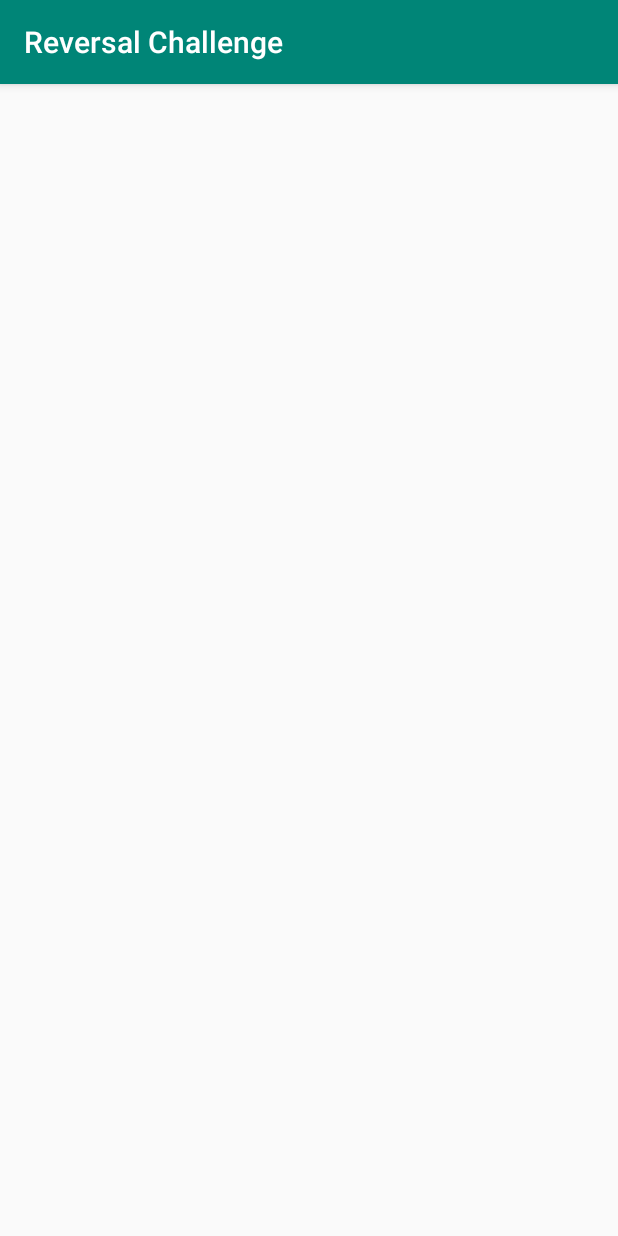
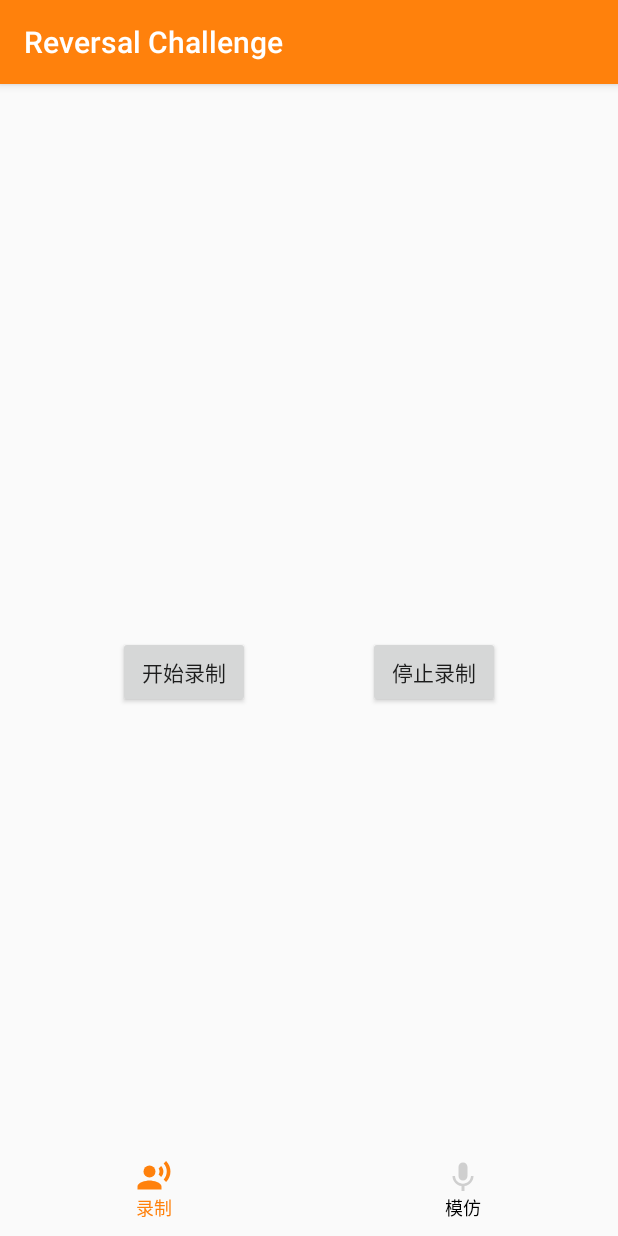
Before and after one commit to rianlu/ReversalChallenge, an Android app: the screen it shows after launch (MainActivity), on a phone screen of 412 x 824 dp. Run offline under Robolectric (Android 15) with nearby library versions, the phone set to English and light mode, and no system bars; our stand-ins replace data binding; libraries missing offline, so code that uses them is left out: io.microshow.rxffmpeg.

Commit message:
更换底部导航栏的方式，添加ViewPager

```diff
--- a/app/build.gradle
+++ b/app/build.gradle
@@ -19,6 +19,7 @@ android {
             abiFilters "armeabi-v7a", "arm64-v8a"
         }
     }
+
     buildTypes {
         release {
             minifyEnabled false
@@ -31,6 +32,9 @@ dependencies {
     implementation fileTree(dir: 'libs', include: ['*.jar'])
     implementation 'androidx.appcompat:appcompat:1.1.0'
     implementation 'androidx.constraintlayout:constraintlayout:1.1.3'
+    implementation 'androidx.legacy:legacy-support-v4:1.0.0'
+    implementation 'androidx.lifecycle:lifecycle-extensions:2.1.0'
+    implementation 'androidx.lifecycle:lifecycle-viewmodel-ktx:2.1.0'
     testImplementation 'junit:junit:4.12'
     androidTestImplementation 'androidx.test.ext:junit:1.1.1'
     androidTestImplementation 'androidx.test.espresso:espresso-core:3.2.0'
@@ -38,6 +42,8 @@ dependencies {
     implementation 'com.github.microshow:RxFFmpeg:2.1.0'
     implementation "androidx.core:core-ktx:+"
     implementation "org.jetbrains.kotlin:kotlin-stdlib-jdk7:$kotlin_version"
+    implementation 'androidx.navigation:navigation-fragment-ktx:2.1.0'
+    implementation 'androidx.navigation:navigation-ui-ktx:2.1.0'
 }
 repositories {
     mavenCentral()
--- a/app/src/main/java/com/wzl/reversalchallenge/MainActivity.kt
+++ b/app/src/main/java/com/wzl/reversalchallenge/MainActivity.kt
@@ -3,59 +3,33 @@ package com.wzl.reversalchallenge;
 import android.Manifest
 import android.content.pm.PackageManager
 import android.os.Bundle
-import android.view.View
+import android.util.Log
+import android.widget.RadioButton
+import android.widget.RadioGroup
 import android.widget.Toast
 import androidx.appcompat.app.AppCompatActivity
 import androidx.core.app.ActivityCompat
 import androidx.core.content.ContextCompat
-import androidx.databinding.DataBindingUtil
-import com.wzl.reversalchallenge.databinding.ActivityMainBinding
+import androidx.fragment.app.Fragment
+import androidx.viewpager.widget.ViewPager
 
-public class MainActivity : AppCompatActivity(), View.OnClickListener {
+public class MainActivity : AppCompatActivity() {
 
-    private var binding: ActivityMainBinding? = null
     private var mediaUtil: MediaUtil? = null
     private val permissions: Array<String> = arrayOf(Manifest.permission.RECORD_AUDIO)
     private val REQUEST_RECORD_AUDIO_PERMISSION  = 1
+    private var adapter: MyFragmentPagerAdapter? = null
+    private var mList: MutableList<Fragment>? = null
+    private var viewPager: ViewPager? = null
+    private var radioGroup: RadioGroup? = null
 
     protected override fun onCreate(savedInstanceState: Bundle?) {
         super.onCreate(savedInstanceState)
-        //setContentView(R.layout.activity_main);
+        setContentView(R.layout.activity_main);
+
+        initView()
 
         checkPermissions()
-
-        binding = DataBindingUtil.setContentView(this, R.layout.activity_main)
-        mediaUtil = MediaUtil(this)
-        initView()
-    }
-
-    public override fun onClick(v: View) {
-
-        when (v.id) {
-            R.id.start_record -> {
-                Toast.makeText(this, "点击 start_record", Toast.LENGTH_SHORT).show()
-                    mediaUtil!!.startRecord()
-            }
-            R.id.stop_record -> {
-                Toast.makeText(this, "点击 stop_record", Toast.LENGTH_SHORT).show()
-                    mediaUtil!!.stopRecord()
-            }
-            R.id.start_play -> {
-                Toast.makeText(this, "点击 start_play", Toast.LENGTH_SHORT).show()
-                    mediaUtil!!.startPlay()
-            }
-            R.id.stop_play -> {
-                Toast.makeText(this, "点击 stop_play", Toast.LENGTH_SHORT).show()
-                    mediaUtil!!.stopPlay()
-            }
-        }
-    }
-
-    private fun initView() {
-        binding!!.startRecord.setOnClickListener(this)
-        binding!!.stopRecord.setOnClickListener(this)
-        binding!!.startPlay.setOnClickListener(this)
-        binding!!.stopPlay.setOnClickListener(this)
     }
 
     protected override fun onStop() {
@@ -79,4 +53,49 @@ public class MainActivity : AppCompatActivity(), View.OnClickListener {
             ActivityCompat.requestPermissions(this, permissions, REQUEST_RECORD_AUDIO_PERMISSION);
         }
     }
+
+    fun initView() {
+
+        mediaUtil = MediaUtil(this)
+
+        viewPager = findViewById(R.id.viewPager)
+        radioGroup = findViewById(R.id.radioGroup)
+
+        mList = mutableListOf(RecordFragment.newInstance(), RepeatFragment.newInstance())
+        adapter = MyFragmentPagerAdapter(supportFragmentManager, mList!!)
+        viewPager!!.adapter = adapter
+        viewPager!!.addOnPageChangeListener(mPageChangeListener)
+        radioGroup!!.setOnCheckedChangeListener(mCheckedChangeListener)
+    }
+
+    override fun onDestroy() {
+        super.onDestroy()
+        viewPager!!.removeOnPageChangeListener(mPageChangeListener)
+    }
+
+    private val mPageChangeListener: ViewPager.OnPageChangeListener = object : ViewPager.OnPageChangeListener {
+
+        override fun onPageScrollStateChanged(state: Int) {
+        }
+
+        override fun onPageScrolled(position: Int, positionOffset: Float, positionOffsetPixels: Int) {
+        }
+
+        override fun onPageSelected(position: Int) {
+            val radioButton: RadioButton = radioGroup!!.getChildAt(position) as RadioButton
+            radioButton.isChecked = true
+        }
+    }
+
+    private val mCheckedChangeListener: RadioGroup.OnCheckedChangeListener = object : RadioGroup.OnCheckedChangeListener {
+
+        override fun onCheckedChanged(group: RadioGroup?, checkedId: Int) {
+            for (i in 0 until group!!.childCount) {
+                if (group.getChildAt(i).id == checkedId) {
+                    viewPager!!.currentItem = i
+                    return
+                }
+            }
+        }
+    }
 }
--- a/app/src/main/java/com/wzl/reversalchallenge/MediaUtil.kt
+++ b/app/src/main/java/com/wzl/reversalchallenge/MediaUtil.kt
@@ -59,6 +59,10 @@ public class MediaUtil(mContext: Context) {
         reverseAudio(fileName, newFileName)
     }
 
+    fun isPlaying() {
+        recorder
+    }
+
     // 开始播放音频
     fun startPlay() {
 
--- /dev/null
+++ b/app/src/main/java/com/wzl/reversalchallenge/MyFragmentPagerAdapter.kt
@@ -0,0 +1,20 @@
+package com.wzl.reversalchallenge
+
+import androidx.fragment.app.Fragment
+import androidx.fragment.app.FragmentManager
+import androidx.fragment.app.FragmentPagerAdapter
+
+class MyFragmentPagerAdapter(fm: FragmentManager, list: MutableList<Fragment>) : FragmentPagerAdapter(fm, FragmentPagerAdapter.BEHAVIOR_RESUME_ONLY_CURRENT_FRAGMENT) {
+
+    private var mList: List<Fragment> = list
+
+    override fun getItem(position: Int): Fragment {
+        return mList[position]
+    }
+
+    override fun getCount(): Int {
+        return mList.size
+    }
+
+
+}
--- /dev/null
+++ b/app/src/main/java/com/wzl/reversalchallenge/RecordFragment.kt
@@ -0,0 +1,65 @@
+package com.wzl.reversalchallenge
+
+
+import android.os.Bundle
+import androidx.fragment.app.Fragment
+import android.view.LayoutInflater
+import android.view.View
+import android.view.ViewGroup
+import android.widget.Toast
+import androidx.databinding.DataBindingUtil
+import com.wzl.reversalchallenge.databinding.FragmentRecordBinding
+
+/**
+ * A simple [Fragment] subclass.
+ */
+class RecordFragment : Fragment(), View.OnClickListener {
+
+    private var binding: FragmentRecordBinding? = null
+    private var mediaUtil: MediaUtil? = null
+
+    companion object {
+        private var fragment: RecordFragment? = null
+        fun newInstance(): RecordFragment {
+            if (fragment == null) {
+                fragment = RecordFragment()
+            }
+            return fragment as RecordFragment
+        }
+    }
+
+
+    override fun onCreateView(inflater: LayoutInflater, container: ViewGroup?,
+                              savedInstanceState: Bundle?): View? {
+        // Inflate the layout for this fragment
+        //return inflater.inflate(R.layout.fragment_record, container, false)
+
+        binding = DataBindingUtil.inflate(inflater, R.layout.fragment_record, container, false)
+        return binding!!.root
+    }
+
+    override fun onActivityCreated(savedInstanceState: Bundle?) {
+        super.onActivityCreated(savedInstanceState)
+        mediaUtil = MediaUtil(requireActivity())
+        initView()
+    }
+
+    override fun onClick(v: View?) {
+
+        when (v!!.id) {
+            R.id.start_record -> {
+                Toast.makeText(requireActivity(), "点击 start_record", Toast.LENGTH_SHORT).show()
+                mediaUtil!!.startRecord()
+            }
+            R.id.stop_record -> {
+                Toast.makeText(requireActivity(), "点击 stop_record", Toast.LENGTH_SHORT).show()
+                mediaUtil!!.stopRecord()
+            }
+        }
+    }
+
+    fun initView() {
+        binding!!.startRecord.setOnClickListener(this)
+        binding!!.stopRecord.setOnClickListener(this)
+    }
+}
--- /dev/null
+++ b/app/src/main/java/com/wzl/reversalchallenge/RepeatFragment.kt
@@ -0,0 +1,63 @@
+package com.wzl.reversalchallenge
+
+
+import android.os.Bundle
+import androidx.fragment.app.Fragment
+import android.view.LayoutInflater
+import android.view.View
+import android.view.ViewGroup
+import android.widget.Toast
+import androidx.databinding.DataBindingUtil
+import com.wzl.reversalchallenge.databinding.FragmentRepeatBinding
+
+/**
+ * A simple [Fragment] subclass.
+ */
+class RepeatFragment : Fragment(), View.OnClickListener {
+
+    private var mediaUtil: MediaUtil? = null
+    private var binding: FragmentRepeatBinding? = null
+
+    companion object {
+        private var fragment: RepeatFragment? = null
+        fun newInstance() : RepeatFragment {
+            if (fragment == null) {
+                fragment = RepeatFragment()
+            }
+            return fragment as RepeatFragment
+        }
+    }
+
+    override fun onCreateView(inflater: LayoutInflater, container: ViewGroup?,
+                              savedInstanceState: Bundle?): View? {
+        // Inflate the layout for this fragment
+        binding = DataBindingUtil.inflate(inflater, R.layout.fragment_repeat, container, false)
+        return binding!!.root
+    }
+
+    override fun onActivityCreated(savedInstanceState: Bundle?) {
+        super.onActivityCreated(savedInstanceState)
+        mediaUtil = MediaUtil(requireActivity())
+        initView()
+    }
+
+    override fun onClick(v: View?) {
+
+        when (v!!.id) {
+            R.id.start_play -> {
+                Toast.makeText(requireActivity(), "点击 start_play", Toast.LENGTH_SHORT).show()
+                mediaUtil!!.startPlay()
+            }
+            R.id.stop_play -> {
+                Toast.makeText(requireActivity(), "点击 stop_play", Toast.LENGTH_SHORT).show()
+                mediaUtil!!.stopPlay()
+            }
+        }
+    }
+
+    fun initView() {
+        binding!!.startPlay.setOnClickListener(this)
+        binding!!.stopPlay.setOnClickListener(this)
+    }
+
+}
--- /dev/null
+++ b/app/src/main/res/drawable/bottom_nav_record.xml
@@ -0,0 +1,5 @@
+<vector android:height="24dp" android:tint="#CFCFCF"
+    android:viewportHeight="24.0" android:viewportWidth="24.0"
+    android:width="24dp" xmlns:android="http://schemas.android.com/apk/res/android">
+    <path android:fillColor="#FF000000" android:pathData="M12,15c1.66,0 2.99,-1.34 2.99,-3L15,6c0,-1.66 -1.34,-3 -3,-3S9,4.34 9,6v6c0,1.66 1.34,3 3,3zM17.3,12c0,3 -2.54,5.1 -5.3,5.1S6.7,15 6.7,12L5,12c0,3.42 2.72,6.23 6,6.72L11,22h2v-3.28c3.28,-0.48 6,-3.3 6,-6.72h-1.7z"/>
+</vector>
--- /dev/null
+++ b/app/src/main/res/drawable/bottom_nav_record_icon.xml
@@ -0,0 +1,5 @@
+<?xml version="1.0" encoding="utf-8"?>
+<selector xmlns:android="http://schemas.android.com/apk/res/android">
+    <item android:drawable="@drawable/bottom_nav_repeat" android:state_checked="false" />
+    <item android:drawable="@drawable/bottom_nav_repeat_pressed" android:state_checked="true" />
+</selector>
--- /dev/null
+++ b/app/src/main/res/drawable/bottom_nav_record_pressed.xml
@@ -0,0 +1,5 @@
+<vector android:height="24dp" android:tint="#FF810C"
+    android:viewportHeight="24.0" android:viewportWidth="24.0"
+    android:width="24dp" xmlns:android="http://schemas.android.com/apk/res/android">
+    <path android:fillColor="#FF000000" android:pathData="M12,15c1.66,0 2.99,-1.34 2.99,-3L15,6c0,-1.66 -1.34,-3 -3,-3S9,4.34 9,6v6c0,1.66 1.34,3 3,3zM17.3,12c0,3 -2.54,5.1 -5.3,5.1S6.7,15 6.7,12L5,12c0,3.42 2.72,6.23 6,6.72L11,22h2v-3.28c3.28,-0.48 6,-3.3 6,-6.72h-1.7z"/>
+</vector>
--- /dev/null
+++ b/app/src/main/res/drawable/bottom_nav_repeat.xml
@@ -0,0 +1,6 @@
+<vector android:height="24dp" android:tint="#CFCFCF"
+    android:viewportHeight="24.0" android:viewportWidth="24.0"
+    android:width="24dp" xmlns:android="http://schemas.android.com/apk/res/android">
+    <path android:fillColor="#FF000000" android:pathData="M9,9m-4,0a4,4 0,1 1,8 0a4,4 0,1 1,-8 0"/>
+    <path android:fillColor="#FF000000" android:pathData="M9,15c-2.67,0 -8,1.34 -8,4v2h16v-2c0,-2.66 -5.33,-4 -8,-4zM16.76,5.36l-1.68,1.69c0.84,1.18 0.84,2.71 0,3.89l1.68,1.69c2.02,-2.02 2.02,-5.07 0,-7.27zM20.07,2l-1.63,1.63c2.77,3.02 2.77,7.56 0,10.74L20.07,16c3.9,-3.89 3.91,-9.95 0,-14z"/>
+</vector>
--- /dev/null
+++ b/app/src/main/res/drawable/bottom_nav_repeat_icon.xml
@@ -0,0 +1,5 @@
+<?xml version="1.0" encoding="utf-8"?>
+<selector xmlns:android="http://schemas.android.com/apk/res/android">
+    <item android:drawable="@drawable/bottom_nav_record" android:state_checked="false" />
+    <item android:drawable="@drawable/bottom_nav_record_pressed" android:state_checked="true" />
+</selector>
--- /dev/null
+++ b/app/src/main/res/drawable/bottom_nav_repeat_pressed.xml
@@ -0,0 +1,6 @@
+<vector android:height="24dp" android:tint="#FF810C"
+    android:viewportHeight="24.0" android:viewportWidth="24.0"
+    android:width="24dp" xmlns:android="http://schemas.android.com/apk/res/android">
+    <path android:fillColor="#FF000000" android:pathData="M9,9m-4,0a4,4 0,1 1,8 0a4,4 0,1 1,-8 0"/>
+    <path android:fillColor="#FF000000" android:pathData="M9,15c-2.67,0 -8,1.34 -8,4v2h16v-2c0,-2.66 -5.33,-4 -8,-4zM16.76,5.36l-1.68,1.69c0.84,1.18 0.84,2.71 0,3.89l1.68,1.69c2.02,-2.02 2.02,-5.07 0,-7.27zM20.07,2l-1.63,1.63c2.77,3.02 2.77,7.56 0,10.74L20.07,16c3.9,-3.89 3.91,-9.95 0,-14z"/>
+</vector>
--- /dev/null
+++ b/app/src/main/res/drawable/bottom_nav_text.xml
@@ -0,0 +1,5 @@
+<?xml version="1.0" encoding="utf-8"?>
+<selector xmlns:android="http://schemas.android.com/apk/res/android">
+    <item android:color="#000000" android:state_checked="false" />
+    <item android:color="@color/colorPrimary" android:state_checked="true" />
+</selector>
--- a/app/src/main/res/layout/activity_main.xml
+++ b/app/src/main/res/layout/activity_main.xml
@@ -1,61 +1,50 @@
 <?xml version="1.0" encoding="utf-8"?>
-<layout xmlns:android="http://schemas.android.com/apk/res/android"
+<androidx.constraintlayout.widget.ConstraintLayout xmlns:android="http://schemas.android.com/apk/res/android"
     xmlns:app="http://schemas.android.com/apk/res-auto"
-    xmlns:tools="http://schemas.android.com/tools">
+    xmlns:tools="http://schemas.android.com/tools"
+    android:layout_width="match_parent"
+    android:layout_height="match_parent"
+    tools:context=".MainActivity">
 
-    <data>
-        <variable
-            name="clickListener"
-            type="android.view.View.OnClickListener" />
-    </data>
+    <androidx.viewpager.widget.ViewPager
+        android:id="@+id/viewPager"
+        android:layout_width="0dp"
+        android:layout_height="match_parent"
+        android:layout_marginTop="16dp"
+        app:layout_constraintBottom_toTopOf="@+id/radioGroup"
+        app:layout_constraintEnd_toEndOf="parent"
+        app:layout_constraintHorizontal_bias="1.0"
+        app:layout_constraintStart_toStartOf="parent"
+        app:layout_constraintTop_toTopOf="parent" />
 
-    <androidx.constraintlayout.widget.ConstraintLayout
+    <RadioGroup
+        android:id="@+id/radioGroup"
         android:layout_width="match_parent"
-        android:layout_height="match_parent"
-        tools:context=".MainActivity">
+        android:layout_height="wrap_content"
+        android:orientation="horizontal"
+        app:layout_constraintBottom_toBottomOf="parent"
+        app:layout_constraintEnd_toEndOf="parent"
+        app:layout_constraintStart_toStartOf="parent">
 
-        <Button
-            android:id="@+id/stop_play"
+        <RadioButton
+            android:id="@+id/record_radio_button"
+            style="@style/RadioButtonStyle"
             android:layout_width="wrap_content"
             android:layout_height="wrap_content"
-            android:text="停止播放"
-            app:layout_constraintBottom_toBottomOf="@+id/start_play"
-            app:layout_constraintEnd_toEndOf="parent"
-            app:layout_constraintHorizontal_bias="0.5"
-            app:layout_constraintStart_toEndOf="@+id/start_play"
-            app:layout_constraintTop_toTopOf="@+id/start_play" />
+            android:checked="true"
+            android:drawableTop="@drawable/bottom_nav_record_icon"
+            android:text="录制"
+            android:textColor="@drawable/bottom_nav_text" />
 
-        <Button
-            android:id="@+id/start_record"
+        <RadioButton
+            android:id="@+id/repeat_radio_button"
+            style="@style/RadioButtonStyle"
             android:layout_width="wrap_content"
             android:layout_height="wrap_content"
-            android:text="开始录音"
-            app:layout_constraintBottom_toBottomOf="parent"
-            app:layout_constraintEnd_toStartOf="@+id/stop_record"
-            app:layout_constraintHorizontal_bias="0.5"
-            app:layout_constraintStart_toStartOf="parent"
-            app:layout_constraintTop_toTopOf="parent" />
+            android:drawableTop="@drawable/bottom_nav_repeat_icon"
+            android:text="模仿"
+            android:textColor="@drawable/bottom_nav_text" />
 
-        <Button
-            android:id="@+id/start_play"
-            android:layout_width="wrap_content"
-            android:layout_height="wrap_content"
-            android:text="开始播放"
-            app:layout_constraintBottom_toBottomOf="@+id/stop_record"
-            app:layout_constraintEnd_toStartOf="@+id/stop_play"
-            app:layout_constraintHorizontal_bias="0.5"
-            app:layout_constraintStart_toEndOf="@+id/stop_record"
-            app:layout_constraintTop_toTopOf="@+id/stop_record" />
+    </RadioGroup>
 
-        <Button
-            android:id="@+id/stop_record"
-            android:layout_width="wrap_content"
-            android:layout_height="wrap_content"
-            android:text="停止录音"
-            app:layout_constraintBottom_toBottomOf="@+id/start_record"
-            app:layout_constraintEnd_toStartOf="@+id/start_play"
-            app:layout_constraintHorizontal_bias="0.5"
-            app:layout_constraintStart_toEndOf="@+id/start_record"
-            app:layout_constraintTop_toTopOf="@+id/start_record" />
-    </androidx.constraintlayout.widget.ConstraintLayout>
-</layout>
+</androidx.constraintlayout.widget.ConstraintLayout>
--- /dev/null
+++ b/app/src/main/res/layout/fragment_record.xml
@@ -0,0 +1,44 @@
+<?xml version="1.0" encoding="utf-8"?>
+<layout xmlns:android="http://schemas.android.com/apk/res/android"
+    xmlns:app="http://schemas.android.com/apk/res-auto"
+    xmlns:tools="http://schemas.android.com/tools">
+
+    <data>
+        <variable
+            name="clickListener"
+            type="android.view.View.OnClickListener" />
+    </data>
+
+    <FrameLayout
+        android:layout_width="match_parent"
+        android:layout_height="match_parent"
+        tools:context=".RecordFragment">
+
+        <androidx.constraintlayout.widget.ConstraintLayout
+            android:layout_width="match_parent"
+            android:layout_height="match_parent">
+
+            <Button
+                android:id="@+id/start_record"
+                android:layout_width="wrap_content"
+                android:layout_height="wrap_content"
+                android:text="开始录制"
+                app:layout_constraintBottom_toBottomOf="parent"
+                app:layout_constraintEnd_toStartOf="@+id/stop_record"
+                app:layout_constraintHorizontal_bias="0.5"
+                app:layout_constraintStart_toStartOf="parent"
+                app:layout_constraintTop_toTopOf="parent" />
+
+            <Button
+                android:id="@+id/stop_record"
+                android:layout_width="wrap_content"
+                android:layout_height="wrap_content"
+                android:text="停止录制"
+                app:layout_constraintBottom_toBottomOf="@+id/start_record"
+                app:layout_constraintEnd_toEndOf="parent"
+                app:layout_constraintHorizontal_bias="0.5"
+                app:layout_constraintStart_toEndOf="@+id/start_record"
+                app:layout_constraintTop_toTopOf="@+id/start_record" />
+        </androidx.constraintlayout.widget.ConstraintLayout>
+    </FrameLayout>
+</layout>
--- a/app/src/main/res/values/colors.xml
+++ b/app/src/main/res/values/colors.xml
@@ -1,6 +1,6 @@
 <?xml version="1.0" encoding="utf-8"?>
 <resources>
-    <color name="colorPrimary">#008577</color>
-    <color name="colorPrimaryDark">#00574B</color>
-    <color name="colorAccent">#D81B60</color>
+    <color name="colorPrimary">#FF810C</color>
+    <color name="colorPrimaryDark">#FF810C</color>
+    <color name="colorAccent">#FF810C</color>
 </resources>
--- a/app/src/main/res/values/strings.xml
+++ b/app/src/main/res/values/strings.xml
@@ -1,3 +1,6 @@
 <resources>
     <string name="app_name">Reversal Challenge</string>
+
+    <!-- TODO: Remove or change this placeholder text -->
+    <string name="hello_blank_fragment">Hello blank fragment</string>
 </resources>
--- a/app/src/main/res/values/styles.xml
+++ b/app/src/main/res/values/styles.xml
@@ -8,4 +8,19 @@
         <item name="colorAccent">@color/colorAccent</item>
     </style>
 
+    <style name="RadioButtonStyle">
+        <!-- 去掉button 默认样式-->
+        <item name="android:button">@null</item>
+        <item name="android:gravity">center</item>
+        <item name="android:layout_width">0dp</item>
+        <item name="android:layout_height">wrap_content</item>
+        <item name="android:layout_weight">1</item>
+        <item name="android:textSize">12sp</item>
+        <item name="android:textColor">#000000</item>
+        <!--去掉默认的点击效果-->
+        <!--<item name="android:background">@null</item>-->
+        <!--设置按钮与RadioGroup的边距-->
+        <item name="android:paddingTop">10dp</item>
+        <item name="android:paddingBottom">10dp</item>
+    </style>
 </resources>
```
Also changed, not shown: app/src/main/res/layout/fragment_repeat.xml (added, +44 -0 lines).
